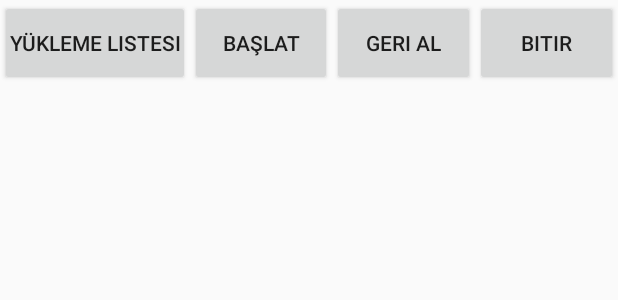
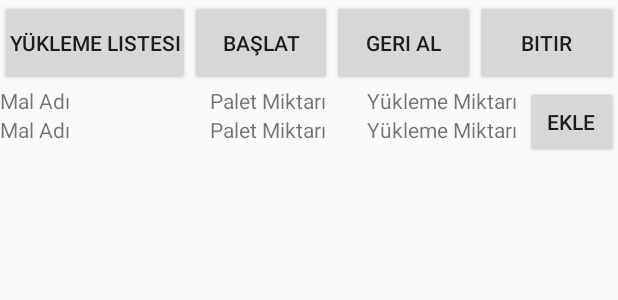
Before and after one commit to altanyuksel/EdirneYag, an Android app: the layout activity_delivery.xml on its own in the app's theme, with its tools: preview values and no code run, on a phone screen of 412 x 824 dp. Shown: the top 300 px of the screen. Run offline under Robolectric (Android 15) with nearby library versions, the phone set to English and light mode, and no system bars.

Commit message:
çalışan versiyon.

```diff
--- a/app/src/main/res/layout/activity_delivery.xml
+++ b/app/src/main/res/layout/activity_delivery.xml
@@ -41,21 +41,83 @@
     <LinearLayout
         android:layout_width="match_parent"
         android:layout_height="0dp"
-        android:layout_weight="18"
-        android:orientation="horizontal"
-        android:gravity="center">
+        android:layout_weight="10"
+        android:orientation="horizontal">
+        <LinearLayout
+            android:layout_width="0dp"
+            android:layout_height="wrap_content"
+            android:layout_weight="85"
+            android:orientation="vertical">
+            <LinearLayout
+                android:layout_width="match_parent"
+                android:layout_height="wrap_content"
+                android:orientation="horizontal">
+                <TextView
+                    android:id="@+id/txtMalAdiH"
+                    android:layout_width="0dp"
+                    android:layout_height="wrap_content"
+                    android:layout_weight="40"
+                    android:text="Mal Adı">
+                </TextView>
+                <TextView
+                    android:id="@+id/txtPaletMiktarH"
+                    android:layout_width="0dp"
+                    android:layout_height="wrap_content"
+                    android:layout_weight="30"
+                    android:text="Palet Miktarı">
+                </TextView>
+                <TextView
+                    android:id="@+id/txtYuklemeMiktarH"
+                    android:layout_width="0dp"
+                    android:layout_height="wrap_content"
+                    android:layout_weight="30"
+                    android:text="Yükleme Miktarı">
+                </TextView>
+            </LinearLayout>
+            <LinearLayout
+                android:layout_width="match_parent"
+                android:layout_height="wrap_content"
+                android:orientation="horizontal">
+                <TextView
+                    android:id="@+id/txtMalAdi"
+                    android:layout_width="0dp"
+                    android:layout_height="wrap_content"
+                    android:layout_weight="40"
+                    android:text="Mal Adı">
+                </TextView>
+                <TextView
+                    android:id="@+id/txtPaletMiktar"
+                    android:layout_width="0dp"
+                    android:layout_height="wrap_content"
+                    android:layout_weight="30"
+                    android:text="Palet Miktarı">
+                </TextView>
+                <TextView
+                    android:id="@+id/txtYuklemeMiktar"
+                    android:layout_width="0dp"
+                    android:layout_height="wrap_content"
+                    android:layout_weight="30"
+                    android:text="Yükleme Miktarı">
+                </TextView>
+            </LinearLayout>
+        </LinearLayout>
+        <LinearLayout
+            android:layout_width="0dp"
+            android:layout_height="wrap_content"
+            android:layout_weight="15"
+            android:orientation="vertical">
+            <Button
+                android:id="@+id/btnProcess"
+                android:layout_width="wrap_content"
+                android:layout_height="wrap_content"
+                android:layout_weight="15"
+                android:text="ekle"></Button>
+        </LinearLayout>
     </LinearLayout>
     <LinearLayout
         android:layout_width="match_parent"
         android:layout_height="0dp"
-        android:layout_weight="25"
-        android:orientation="horizontal"
-        android:gravity="center">
-    </LinearLayout>
-    <LinearLayout
-        android:layout_width="match_parent"
-        android:layout_height="0dp"
-        android:layout_weight="25"
+        android:layout_weight="58"
         android:orientation="horizontal"
         android:gravity="center">
     </LinearLayout>
```
